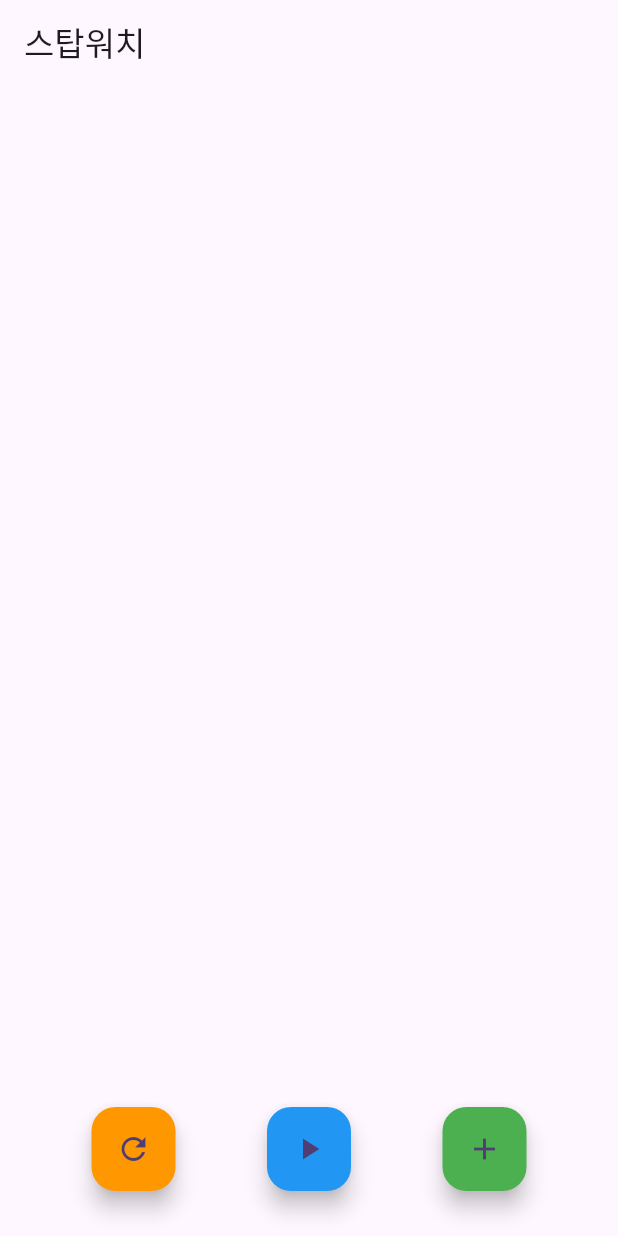
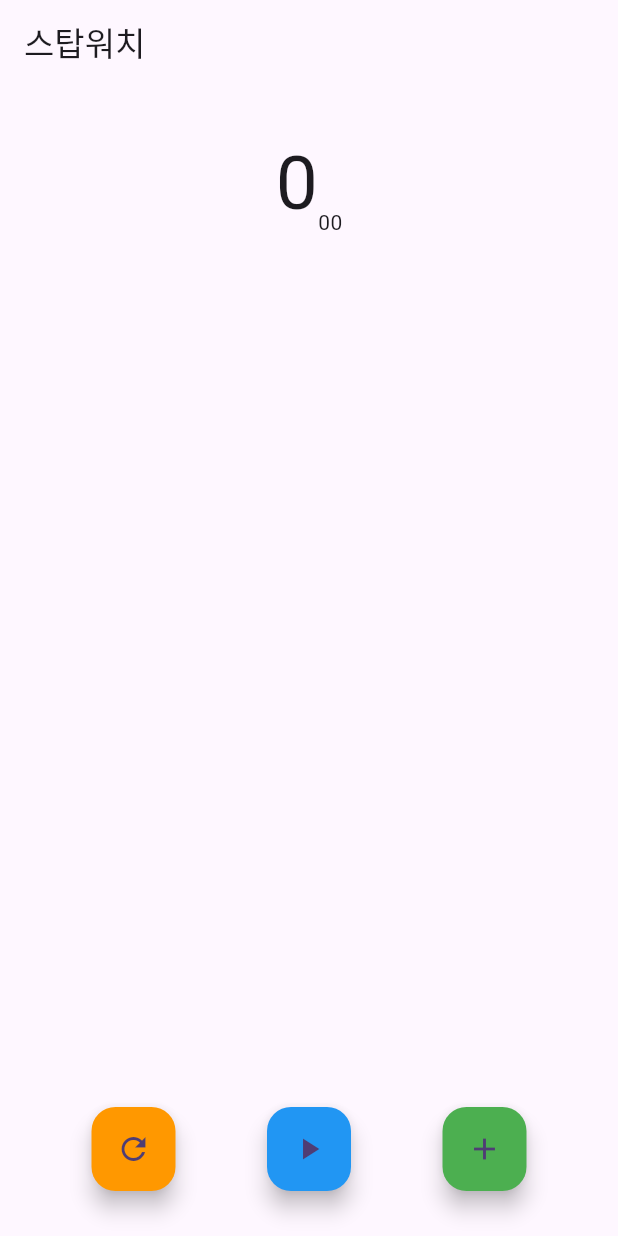
Before and after one commit to OSS0302/Stop_Watch_app, a Flutter app: the screen it shows after launch, on a phone screen of 412 x 824 dp. Run offline on Flutter 3.47's test engine with Material 3 defaults, Android fonts, the phone set to English and light mode, and no system bars.

Commit message:
069. 타이머 영역 UI 작성

```diff
--- a/lib/stop_watch_screen.dart
+++ b/lib/stop_watch_screen.dart
@@ -16,7 +16,22 @@ class _StopWatchScreenState extends State<StopWatchScreen> {
       ),
       body: Column(
         children: [
-          Spacer(),
+          const SizedBox(
+            height: 30,
+          ),
+          const Row(
+            mainAxisAlignment: MainAxisAlignment.center,
+            crossAxisAlignment: CrossAxisAlignment.end,
+            children: [
+              Text(
+                '0',
+                style: TextStyle(fontSize: 50),
+              ), Text(
+                '00',
+              ),
+            ],
+          ),
+          const Spacer(),
           Row(
             mainAxisAlignment: MainAxisAlignment.spaceEvenly,
             children: [
@@ -24,18 +39,22 @@ class _StopWatchScreenState extends State<StopWatchScreen> {
                 backgroundColor: Colors.orange,
                 onPressed: () {},
                 child: const Icon(Icons.refresh),
-              ),FloatingActionButton(
+              ),
+              FloatingActionButton(
                 backgroundColor: Colors.blue,
                 onPressed: () {},
                 child: const Icon(Icons.play_arrow),
-              ),FloatingActionButton(
+              ),
+              FloatingActionButton(
                 backgroundColor: Colors.green,
                 onPressed: () {},
                 child: const Icon(Icons.add),
               ),
             ],
           ),
-          SizedBox(height: 30,)
+          const SizedBox(
+            height: 30,
+          ),
         ],
       ),
     );
```
